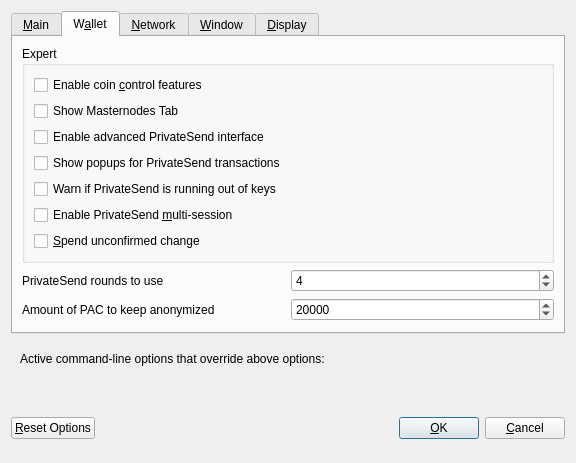
Old version of the form src/qt/forms/optionsdialog.ui in the repository PACCommunity/PAC.
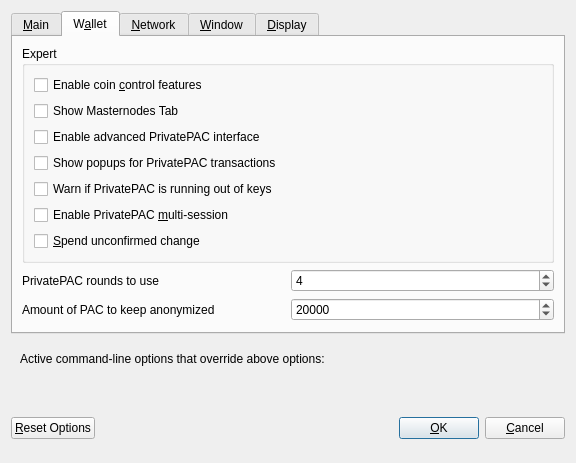
New version of the form. The open tabs and pages were chosen to show the change. Custom widgets are drawn as their Qt base class.

Commit message: InstantPAC and PrivatePAC strings

Patch:
```diff
--- a/src/qt/forms/optionsdialog.ui
+++ b/src/qt/forms/optionsdialog.ui
@@ -169,7 +169,7 @@
              <string>Show additional information and buttons for PrivateSend on overview screen.</string>
             </property>
             <property name="text">
-             <string>Enable advanced PrivateSend interface</string>
+             <string>Enable advanced PrivatePAC interface</string>
             </property>
            </widget>
           </item>
@@ -179,7 +179,7 @@
              <string>Show system popups for PrivateSend mixing transactions&lt;br/&gt;just like for all other transaction types.</string>
             </property>
             <property name="text">
-             <string>Show popups for PrivateSend transactions</string>
+             <string>Show popups for PrivatePAC transactions</string>
             </property>
            </widget>
           </item>
@@ -189,7 +189,7 @@
              <string>Show warning dialog when PrivateSend detects that wallet has very low number of keys left.</string>
             </property>
             <property name="text">
-             <string>Warn if PrivateSend is running out of keys</string>
+             <string>Warn if PrivatePAC is running out of keys</string>
             </property>
            </widget>
           </item>
@@ -199,7 +199,7 @@
              <string>Whether to use experimental PrivateSend mode with multiple mixing sessions per block.&lt;br/&gt;Note: You must use this feature carefully.&lt;br/&gt;Make sure you always have recent wallet (auto)backup in a safe place!</string>
             </property>
             <property name="text">
-             <string>Enable PrivateSend &amp;multi-session</string>
+             <string>Enable PrivatePAC &amp;multi-session</string>
             </property>
            </widget>
           </item>
@@ -224,7 +224,7 @@
             <string>This setting determines the amount of individual masternodes that an input will be anonymized through.&lt;br/&gt;More rounds of anonymization gives a higher degree of privacy, but also costs more in fees.</string>
            </property>
            <property name="text">
-            <string>PrivateSend rounds to use</string>
+            <string>PrivatePAC rounds to use</string>
            </property>
           </widget>
          </item>
```
Left out of the diff: 10 changed lines with no effect on the pictures. The commit also changes 61 other files.
